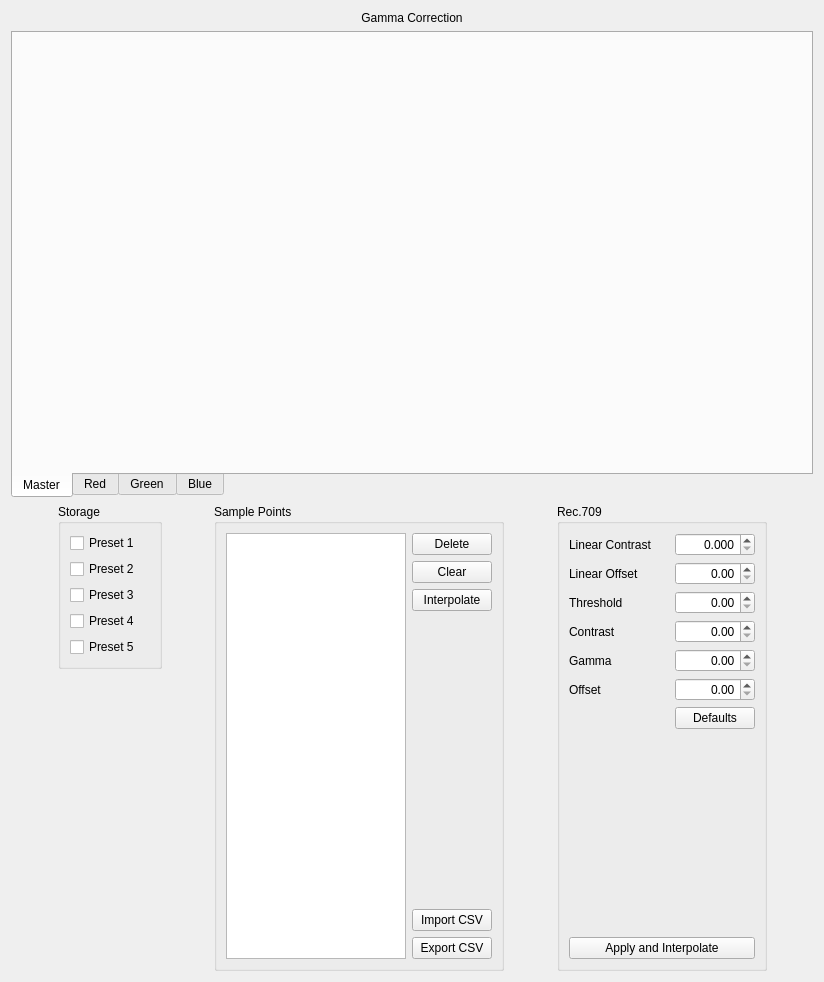
The window that dct_widgets/lutbox/lutbox.ui (KAYA-Instruments/SDI-Control-Point) describes before a commit, drawn with Qt 5.
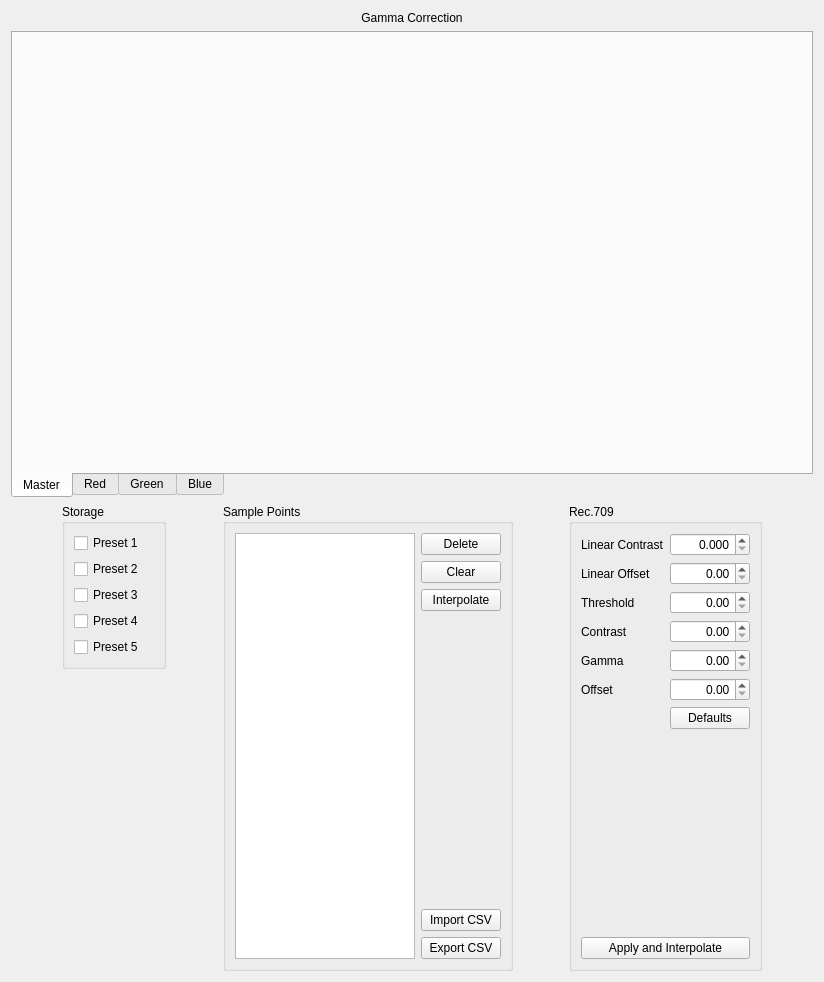
The same window after the commit. Icons and pictures are not drawn. Custom widgets are drawn as their Qt base class.

The edit to the form file:
```diff
--- a/dct_widgets/lutbox/lutbox.ui
+++ b/dct_widgets/lutbox/lutbox.ui
@@ -473,13 +473,13 @@
            <widget class="QLabel" name="lblLinContrast">
             <property name="minimumSize">
              <size>
-              <width>100</width>
+              <width>0</width>
               <height>0</height>
              </size>
             </property>
             <property name="maximumSize">
              <size>
-              <width>100</width>
+              <width>16777215</width>
               <height>16777215</height>
              </size>
             </property>
@@ -529,13 +529,13 @@
            <widget class="QLabel" name="lblLinOffset">
             <property name="minimumSize">
              <size>
-              <width>100</width>
+              <width>0</width>
               <height>0</height>
              </size>
             </property>
             <property name="maximumSize">
              <size>
-              <width>100</width>
+              <width>16777215</width>
               <height>16777215</height>
              </size>
             </property>
@@ -579,13 +579,13 @@
            <widget class="QLabel" name="lblThreshold">
             <property name="minimumSize">
              <size>
-              <width>100</width>
+              <width>0</width>
               <height>0</height>
              </size>
             </property>
             <property name="maximumSize">
              <size>
-              <width>100</width>
+              <width>16777215</width>
               <height>16777215</height>
              </size>
             </property>
@@ -629,13 +629,13 @@
            <widget class="QLabel" name="lblContrast">
             <property name="minimumSize">
              <size>
-              <width>100</width>
+              <width>0</width>
               <height>0</height>
              </size>
             </property>
             <property name="maximumSize">
              <size>
-              <width>100</width>
+              <width>16777215</width>
               <height>16777215</height>
              </size>
             </property>
@@ -648,13 +648,13 @@
            <widget class="QLabel" name="lblGamma">
             <property name="minimumSize">
              <size>
-              <width>100</width>
+              <width>0</width>
               <height>0</height>
              </size>
             </property>
             <property name="maximumSize">
              <size>
-              <width>100</width>
+              <width>16777215</width>
               <height>16777215</height>
              </size>
             </property>
@@ -667,13 +667,13 @@
            <widget class="QLabel" name="lblGamma_2">
             <property name="minimumSize">
              <size>
-              <width>100</width>
+              <width>0</width>
               <height>0</height>
              </size>
             </property>
             <property name="maximumSize">
              <size>
-              <width>100</width>
+              <width>16777215</width>
               <height>16777215</height>
              </size>
             </property>
```
Left out of the diff: 2 changed lines with no effect on the pictures.
